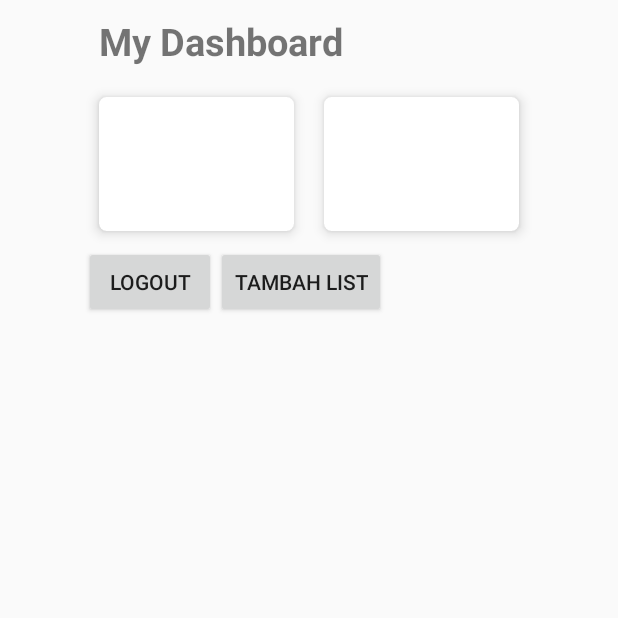
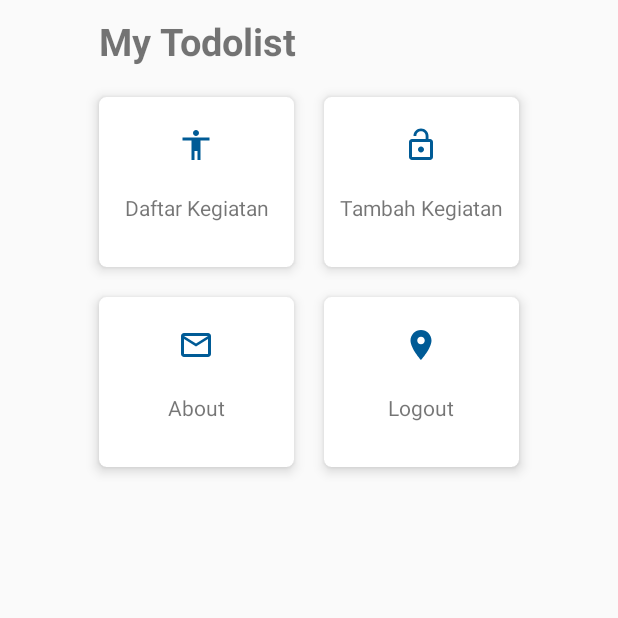
Before and after one commit to muhamadAzis32/PPB1-UAS-KELOMPOK6, an Android app: the MainActivity screen opened directly, with no data from a screen before it, on a phone screen of 412 x 824 dp, the top half of it. Run offline under Robolectric (Android 15) with nearby library versions, the phone set to English and light mode, and no system bars.

Commit message:
Halaman utama

```diff
--- a/app/src/main/java/com/example/learningapp1/MainActivity.kt
+++ b/app/src/main/java/com/example/learningapp1/MainActivity.kt
@@ -4,25 +4,39 @@ import android.content.Intent
 import androidx.appcompat.app.AppCompatActivity
 import android.os.Bundle
 import android.widget.Button
+import androidx.cardview.widget.CardView
 
 class MainActivity : AppCompatActivity() {
     override fun onCreate(savedInstanceState: Bundle?) {
         super.onCreate(savedInstanceState)
         setContentView(R.layout.activity_main)
-        val btnLogout: Button = findViewById(R.id.btnLogout)
-        val btnList: Button = findViewById(R.id.btnList)
+
+        val cvData: CardView = findViewById(R.id.cv_listData)
+        val cvAdd: CardView = findViewById(R.id.cv_addData)
+        //val cvAbout: CardView = findViewById(R.id.cv_about)
+        val cvLogout: CardView = findViewById(R.id.cv_logout)
+
         val savedLogin = getSharedPreferences("Login", MODE_PRIVATE)
         val editSavedLogin = savedLogin.edit()
-        btnLogout.setOnClickListener {
+
+        cvData.setOnClickListener {
+            var pindah1 = Intent(this, RvDbActivity::class.java)
+            startActivity(pindah1)
+        }
+        cvAdd.setOnClickListener {
+            var pindah2 = Intent(this, TodoaddActivity::class.java)
+            startActivity(pindah2)
+        }
+
+        cvLogout.setOnClickListener {
             editSavedLogin.putString("Email", null)
             editSavedLogin.putString("Password", null)
             editSavedLogin.putString("Status", "Off")
             editSavedLogin.commit()
             startActivity(Intent(this, LoginActivity::class.java))
         }
-        btnList.setOnClickListener {
-            var pindah = Intent(this, TodoaddActivity::class.java)
-            startActivity(pindah)
-        }
+
+
+
     }
 }
--- a/app/src/main/res/layout/activity_main.xml
+++ b/app/src/main/res/layout/activity_main.xml
@@ -8,18 +8,6 @@
     android:orientation="vertical"
     android:gravity="center">
 
-<!--
-    <TextView
-        android:layout_width="wrap_content"
-        android:layout_height="wrap_content"
-        android:text="Hello World!" />
-    <Button
-        android:layout_width="wrap_content"
-        android:layout_height="wrap_content"
-        android:id="@+id/btnLogout"
-        android:text="Logout"/>
--->
-
 
     <LinearLayout
         android:layout_width="300dp"
@@ -27,13 +15,14 @@
         android:layout_height="wrap_content"
         android:orientation="vertical">
 
+
         <TextView
             android:layout_width="match_parent"
             android:layout_height="wrap_content"
             android:layout_marginTop="10dp"
             android:layout_marginStart="10dp"
             android:layout_marginBottom="10dp"
-            android:text="My Dashboard"
+            android:text="My Todolist"
             android:textSize="25sp"
             android:textStyle="bold"
             android:layout_marginLeft="10dp" />
@@ -48,7 +37,7 @@
                 android:layout_height="wrap_content"
                 android:layout_margin="10dp"
                 android:layout_weight="1"
-                android:id="@+id/cv_gaming2"
+                android:id="@+id/cv_listData"
                 app:cardCornerRadius="5dp"
                 app:cardElevation="5dp">
 
@@ -62,15 +51,16 @@
 
                     <ImageView
                         android:layout_width="wrap_content"
-                        android:layout_height="wrap_content"/>
-                       <!-- android:src="" -->
+                        android:layout_height="wrap_content"
+                        android:src="@drawable/ic_baseline_accessibility_24" />
+                       <!-- -->
 
                     <TextView
                         android:layout_width="match_parent"
                         android:layout_height="wrap_content"
                         android:layout_marginTop="10dp"
                         android:padding="10dp"
-                        android:text=""
+                        android:text="Daftar Kegiatan"
                         android:textAlignment="center"
                         android:gravity="center_horizontal" />
 
@@ -84,7 +74,7 @@
                 android:layout_height="wrap_content"
                 android:layout_margin="10dp"
                 android:layout_weight="1"
-                android:id="@+id/cv_gaming"
+                android:id="@+id/cv_addData"
                 app:cardCornerRadius="5dp"
                 app:cardElevation="5dp">
 
@@ -98,15 +88,15 @@
 
                     <ImageView
                         android:layout_width="wrap_content"
-                        android:layout_height="wrap_content" />
-                    <!-- android:src=""-->
+                        android:layout_height="wrap_content"
+                        android:src="@drawable/ic_baseline_lock_open_24"/>
 
                 <TextView
                     android:layout_width="match_parent"
                     android:layout_height="wrap_content"
                     android:layout_marginTop="10dp"
                     android:padding="10dp"
-                    android:text=""
+                    android:text="Tambah Kegiatan"
                     android:textAlignment="center"
                     android:gravity="center_horizontal" />
 
@@ -116,8 +106,88 @@
 
     </LinearLayout>
 
+        <LinearLayout
+            android:layout_width="match_parent"
+            android:layout_height="wrap_content"
+            android:orientation="horizontal">
 
-    <LinearLayout
+            <androidx.cardview.widget.CardView
+                android:layout_width="0dp"
+                android:layout_height="wrap_content"
+                android:layout_margin="10dp"
+                android:layout_weight="1"
+                android:id="@+id/cv_about"
+                app:cardCornerRadius="5dp"
+                app:cardElevation="5dp">
+
+                <LinearLayout
+                    android:layout_width="match_parent"
+                    android:layout_height="wrap_content"
+                    android:gravity="center"
+                    android:orientation="vertical"
+                    android:paddingTop="20dp"
+                    android:paddingBottom="20dp">
+
+                    <ImageView
+                        android:layout_width="wrap_content"
+                        android:layout_height="wrap_content"
+                        android:src="@drawable/ic_baseline_mail_outline_24" />
+                    <!-- -->
+
+                    <TextView
+                        android:layout_width="match_parent"
+                        android:layout_height="wrap_content"
+                        android:layout_marginTop="10dp"
+                        android:padding="10dp"
+                        android:text="About"
+                        android:textAlignment="center"
+                        android:gravity="center_horizontal" />
+
+                </LinearLayout>
+
+
+            </androidx.cardview.widget.CardView>
+
+            <androidx.cardview.widget.CardView
+                android:layout_width="0dp"
+                android:layout_height="wrap_content"
+                android:layout_margin="10dp"
+                android:layout_weight="1"
+                android:id="@+id/cv_logout"
+                app:cardCornerRadius="5dp"
+                app:cardElevation="5dp">
+
+                <LinearLayout
+                    android:layout_width="match_parent"
+                    android:layout_height="wrap_content"
+                    android:gravity="center"
+                    android:orientation="vertical"
+                    android:paddingTop="20dp"
+                    android:paddingBottom="20dp">
+
+                    <ImageView
+                        android:layout_width="wrap_content"
+                        android:layout_height="wrap_content"
+                        android:src="@drawable/ic_baseline_location_on_24"/>
+
+
+                    <TextView
+                        android:layout_width="match_parent"
+                        android:layout_height="wrap_content"
+                        android:layout_marginTop="10dp"
+                        android:padding="10dp"
+                        android:text="Logout"
+                        android:textAlignment="center"
+                        android:gravity="center_horizontal" />
+
+                </LinearLayout>
+
+            </androidx.cardview.widget.CardView>
+
+        </LinearLayout>
+
+<!--
+        <LinearLayout
         android:layout_width="match_parent"
         android:layout_height="wrap_content"
         android:orientation="horizontal">
@@ -132,7 +202,7 @@
             android:id="@+id/btnList"
             android:text="Tambah list"/>
     </LinearLayout>
-
+-->
 </LinearLayout>
 
 </ScrollView>
--- a/app/src/main/res/values/strings.xml
+++ b/app/src/main/res/values/strings.xml
@@ -1,3 +1,3 @@
 <resources>
-    <string name="app_name">Learning App 1</string>
+    <string name="app_name">TodoList</string>
 </resources>
```
